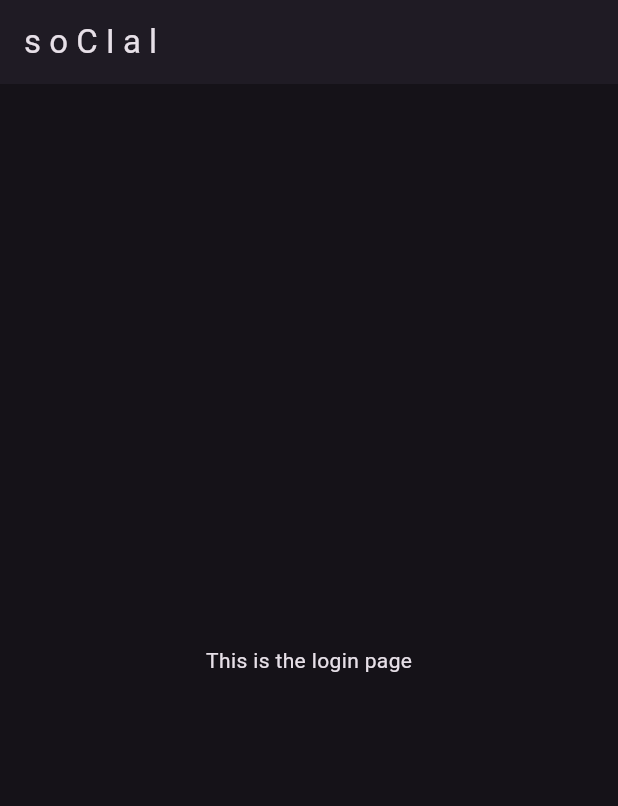
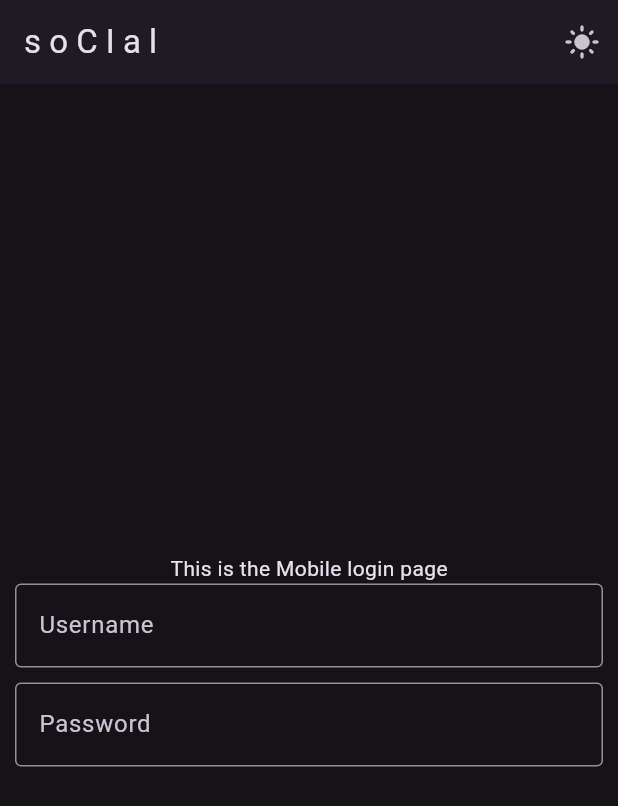
Before and after one commit to CROztk/CROztk.github.io, a Flutter app: the screen it shows after launch, on a phone screen of 412 x 824 dp. Shown: the top 806 px of the screen. Run offline on Flutter 3.47's test engine with Material 3 defaults, Android fonts, the phone set to English and light mode, and no system bars.

Commit message:
Thememode, loginpage

```diff
--- a/social/lib/pages/login_page.dart
+++ b/social/lib/Desktop/login_page_d.dart
@@ -1,15 +1,15 @@
 import 'package:flutter/material.dart';
 import 'package:social/components/my_appbar.dart';
 
-class MyLoginPage extends StatelessWidget {
-  const MyLoginPage({super.key});
+class MyLoginPageDesktop extends StatelessWidget {
+  const MyLoginPageDesktop({super.key});
 
   @override
   Widget build(BuildContext context) {
     return Scaffold(
       appBar: MyAppbar(title: "s o C I a l"),
       body: const Center(
-        child: Text('This is the login page'),
+        child: Text('This is the Desktop login page'),
       ),
     );
   }
--- /dev/null
+++ b/social/lib/Mobile/login_page_m.dart
@@ -0,0 +1,39 @@
+import 'package:flutter/material.dart';
+import 'package:social/components/my_appbar.dart';
+import 'package:social/components/my_textfield.dart';
+
+class MyLoginPageMobile extends StatefulWidget {
+  const MyLoginPageMobile({super.key});
+
+  @override
+  State<MyLoginPageMobile> createState() => _MyLoginPageMobileState();
+}
+
+class _MyLoginPageMobileState extends State<MyLoginPageMobile> {
+  @override
+  Widget build(BuildContext context) {
+    return Scaffold(
+      appBar: MyAppbar(title: "s o C I a l"),
+      body: Center(
+        child: Padding(
+          padding: const EdgeInsets.all(10.0),
+          child: Column(
+            mainAxisAlignment: MainAxisAlignment.center,
+            children: [
+              Text('This is the Mobile login page'),
+              MyTextfield(
+                  text: "Username",
+                  obscureText: false,
+                  controller: TextEditingController()),
+              SizedBox(height: 10),
+              MyTextfield(
+                  text: "Password",
+                  obscureText: true,
+                  controller: TextEditingController()),
+            ],
+          ),
+        ),
+      ),
+    );
+  }
+}
--- /dev/null
+++ b/social/lib/Responsive/dimensions.dart
@@ -0,0 +1,2 @@
+const mobileWidth = 550.0;
+const tabletWidth = 1100.0;
--- /dev/null
+++ b/social/lib/Responsive/responsive_layout.dart
@@ -0,0 +1,24 @@
+import 'package:flutter/material.dart';
+import 'package:social/Desktop/login_page_d.dart';
+import 'package:social/Mobile/login_page_m.dart';
+import 'package:social/Responsive/dimensions.dart';
+import 'package:social/Tablet/login_page_t.dart';
+
+class ResponsiveLayout extends StatelessWidget {
+  const ResponsiveLayout({super.key});
+
+  @override
+  Widget build(BuildContext context) {
+    return LayoutBuilder(
+      builder: (context, constraints) {
+        if (constraints.maxWidth < mobileWidth) {
+          return const MyLoginPageMobile();
+        } else if (constraints.maxWidth < tabletWidth) {
+          return const MyLoginPageTablet();
+        } else {
+          return const MyLoginPageDesktop();
+        }
+      },
+    );
+  }
+}
--- /dev/null
+++ b/social/lib/Tablet/login_page_t.dart
@@ -0,0 +1,18 @@
+import 'package:flutter/material.dart';
+
+class MyLoginPageTablet extends StatelessWidget {
+  const MyLoginPageTablet({super.key});
+
+  @override
+  Widget build(BuildContext context) {
+    return Scaffold(
+      appBar: AppBar(
+        title: const Text("s o C I a l"),
+        elevation: 1,
+      ),
+      body: const Center(
+        child: Text('This is the Tablet login page'),
+      ),
+    );
+  }
+}
--- /dev/null
+++ b/social/lib/Theme/theme_notifier.dart
@@ -0,0 +1,19 @@
+import 'package:flutter/material.dart';
+
+class ThemeNotifier extends ChangeNotifier {
+  ThemeMode _themeMode = ThemeMode.dark;
+
+  ThemeMode get themeMode => _themeMode;
+
+  void setThemeMode(ThemeMode themeMode) {
+    _themeMode = themeMode;
+    notifyListeners();
+  }
+
+  void toggleThemeMode() {
+    _themeMode =
+        _themeMode == ThemeMode.light ? ThemeMode.dark : ThemeMode.light;
+    print("hello");
+    notifyListeners();
+  }
+}
--- a/social/lib/components/my_appbar.dart
+++ b/social/lib/components/my_appbar.dart
@@ -1,4 +1,6 @@
 import 'package:flutter/material.dart';
+import 'package:social/Theme/theme_notifier.dart';
+import 'package:provider/provider.dart';
 
 class MyAppbar extends StatelessWidget implements PreferredSizeWidget {
   const MyAppbar({super.key, required this.title});
@@ -7,9 +9,18 @@ class MyAppbar extends StatelessWidget implements PreferredSizeWidget {
 
   @override
   Widget build(BuildContext context) {
+    final themeNotifier = Provider.of<ThemeNotifier>(context);
     return AppBar(
       title: Text(title),
       elevation: 1,
+      actions: [
+        IconButton(
+          icon: const Icon(Icons.light_mode),
+          onPressed: () {
+            themeNotifier.toggleThemeMode();
+          },
+        ),
+      ],
     );
   }
 
--- /dev/null
+++ b/social/lib/components/my_textfield.dart
@@ -0,0 +1,25 @@
+import 'package:flutter/material.dart';
+
+class MyTextfield extends StatelessWidget {
+  const MyTextfield(
+      {super.key,
+      required this.text,
+      required this.obscureText,
+      required this.controller});
+
+  final String text;
+  final bool obscureText;
+  final TextEditingController controller;
+
+  @override
+  Widget build(BuildContext context) {
+    return TextField(
+      decoration: InputDecoration(
+        border: OutlineInputBorder(),
+        labelText: text,
+      ),
+      obscureText: obscureText,
+      controller: controller,
+    );
+  }
+}
--- a/social/lib/main.dart
+++ b/social/lib/main.dart
@@ -1,9 +1,14 @@
 import 'package:flutter/material.dart';
-import 'package:social/pages/login_page.dart';
-import 'package:social/theme_modes.dart';
+import 'package:provider/provider.dart';
+import 'package:social/Responsive/responsive_layout.dart';
+import 'package:social/Theme/theme_modes.dart';
+import 'package:social/Theme/theme_notifier.dart';
 
 void main() {
-  runApp(const MyApp());
+  runApp(ChangeNotifierProvider(
+    create: (context) => ThemeNotifier(),
+    child: const MyApp(),
+  ));
 }
 
 class MyApp extends StatelessWidget {
@@ -12,11 +17,17 @@ class MyApp extends StatelessWidget {
   // This widget is the root of your application.
   @override
   Widget build(BuildContext context) {
-    return MaterialApp(
-      title: 'Flutter Demo',
-      debugShowCheckedModeBanner: false,
-      theme: darkTheme,
-      home: const MyLoginPage(),
+    return Consumer<ThemeNotifier>(
+      builder: (context, themeNotifier, child) {
+        return MaterialApp(
+          title: 's o C I a l',
+          debugShowCheckedModeBanner: false,
+          theme: lightTheme,
+          darkTheme: darkTheme,
+          home: const ResponsiveLayout(),
+          themeMode: themeNotifier.themeMode,
+        );
+      },
     );
   }
 }
--- a/social/pubspec.yaml
+++ b/social/pubspec.yaml
@@ -34,6 +34,7 @@ dependencies:
   # The following adds the Cupertino Icons font to your application.
   # Use with the CupertinoIcons class for iOS style icons.
   cupertino_icons: ^1.0.8
+  provider: ^6.1.2
 
 dev_dependencies:
   flutter_test:
```
Also changed, not shown: social/lib/Theme/theme_modes.dart (renamed from social/lib/theme_modes.dart), social/pubspec.lock.
